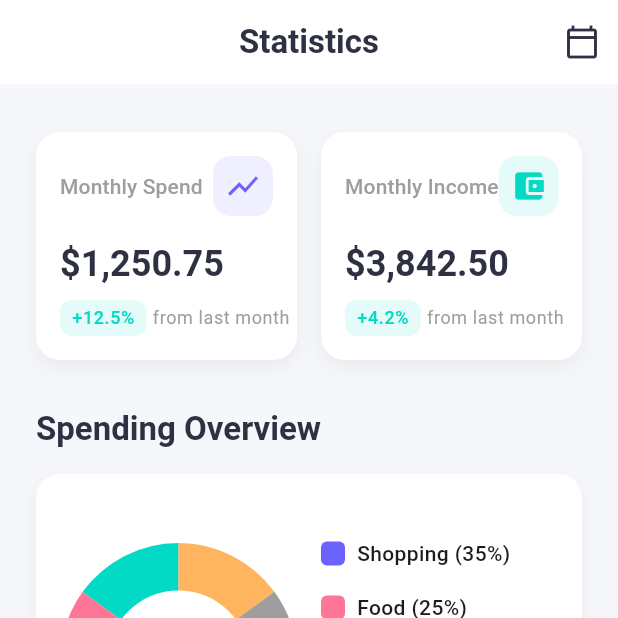
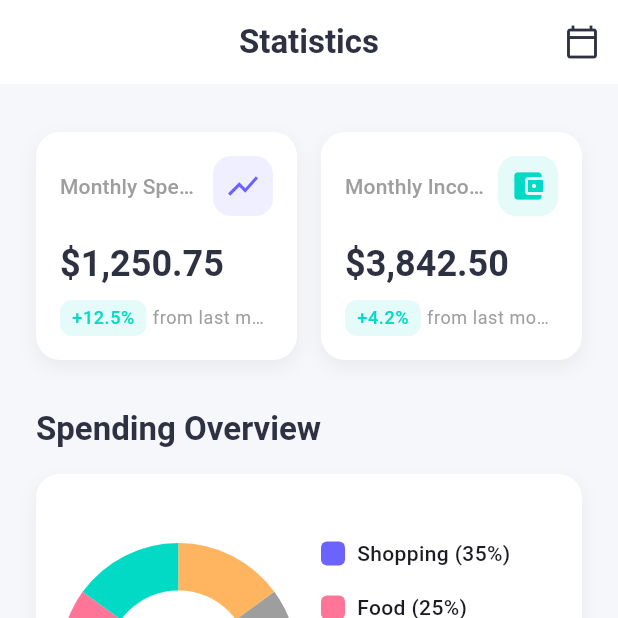
Before and after one commit to XKolz/user_card_app, a Flutter app: the screen it shows after launch, item 3 of the bottom bar chosen, on a phone screen of 412 x 824 dp, the top half of it. Run offline on Flutter 3.47's test engine with Material 3 defaults, Android fonts, the phone set to English and light mode, and no system bars; Roboto replaces fonts that are missing (Poppins).

Commit message:
Added, thanks.

```diff
--- a/lib/screens/stats/stats_screen.dart
+++ b/lib/screens/stats/stats_screen.dart
@@ -146,10 +146,13 @@ class StatsScreen extends StatelessWidget {
                                     ),
                                   ),
                                   const SizedBox(width: 8),
-                                  Text(
+                                  Flexible(
+                                    child: Text(
                                       '${category.name} (${category.percentage}%)',
                                       style: theme.textTheme.bodyMedium?.copyWith(
                                         fontWeight: FontWeight.w500,
+                                      ),
+                                      overflow: TextOverflow.ellipsis,
                                     ),
                                   ),
                                 ],
@@ -302,12 +305,16 @@ class StatsScreen extends StatelessWidget {
           Row(
             mainAxisAlignment: MainAxisAlignment.spaceBetween,
             children: [
-              Text(
+              Flexible(
+                child: Text(
                   title,
                   style: Theme.of(context).textTheme.titleSmall?.copyWith(
                     color: Colors.grey,
                   ),
+                  overflow: TextOverflow.ellipsis,
                 ),
+              ),
+              const SizedBox(width: 8),
               Container(
                 width: 40,
                 height: 40,
@@ -351,10 +358,13 @@ class StatsScreen extends StatelessWidget {
                 ),
               ),
               const SizedBox(width: 4),
-              Text(
+              Flexible(
+                child: Text(
                   'from last month',
                   style: Theme.of(context).textTheme.bodySmall?.copyWith(
                     color: Colors.grey,
+                  ),
+                  overflow: TextOverflow.ellipsis,
                 ),
               ),
             ],
@@ -401,11 +411,14 @@ class StatsScreen extends StatelessWidget {
                   color: AppTheme.darkTextColor,
                 ),
               ),
-              Text(
+              Flexible(
+                child: Text(
                   isOverBudget ? 'Over budget by \$${(current - total).toStringAsFixed(0)}' : '$formattedPercentage% of budget',
                   style: Theme.of(context).textTheme.bodyMedium?.copyWith(
                     color: isOverBudget ? AppTheme.redColor : Colors.grey,
                     fontWeight: isOverBudget ? FontWeight.w500 : FontWeight.normal,
+                  ),
+                  overflow: TextOverflow.ellipsis,
                 ),
               ),
             ],
```
Lines whose indentation alone changed are shown as unchanged.
